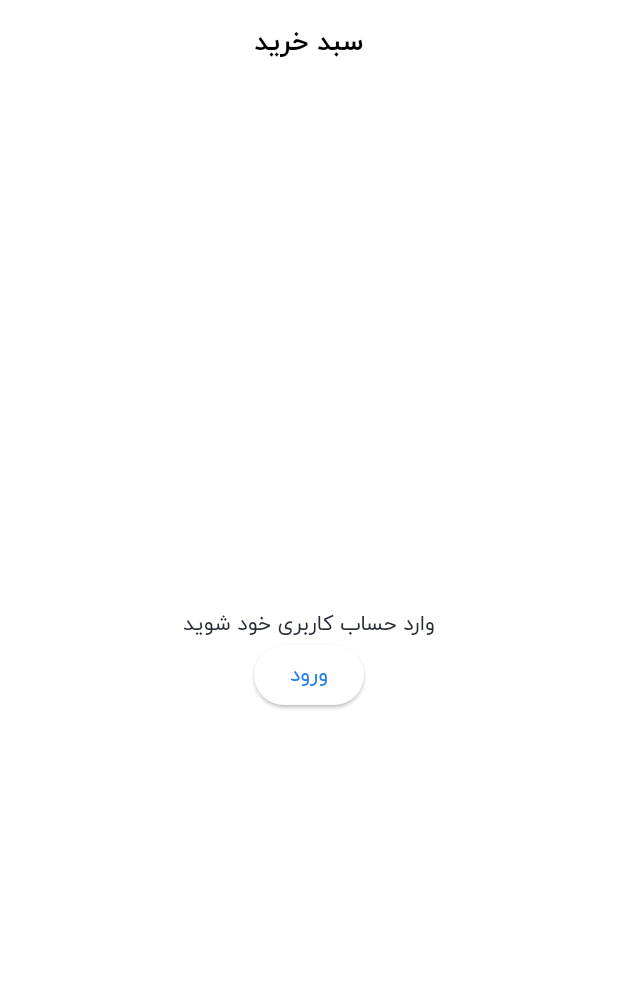
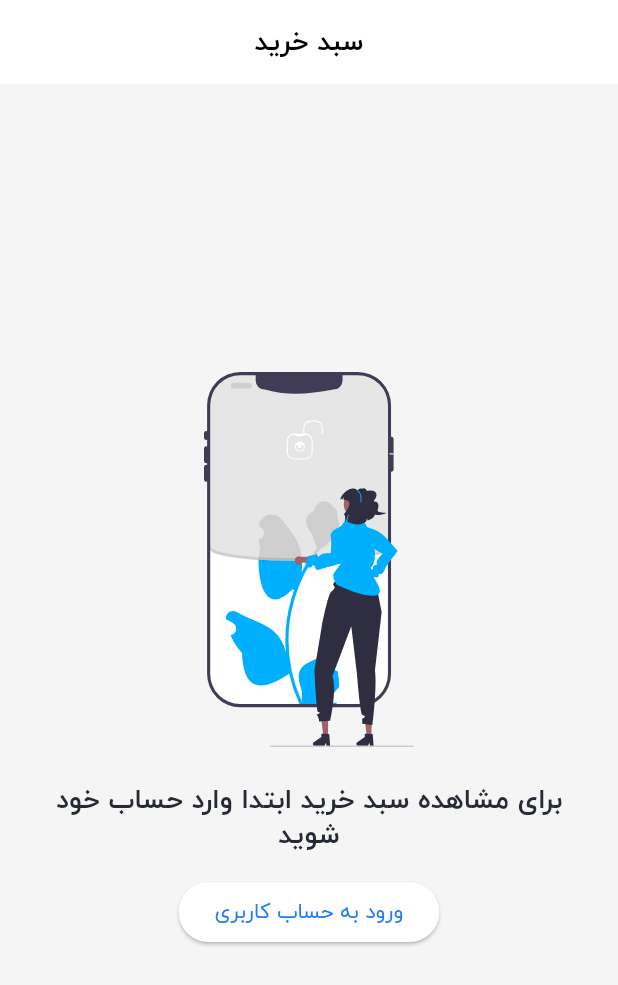
Before and after one commit to alirezaproject/nike_flutter_app, a Flutter app: the CartScreen screen opened directly, on a phone screen of 412 x 824 dp. Shown: the top 985 px of the screen. Run offline on Flutter 3.47's test engine with Material 3 defaults, Android fonts, the phone set to English and light mode, and no system bars; our stand-ins replace bloc, cached_network_image, dio, equatable, flutter_bloc, flutter_svg and 3 more; accounts and stored records are empty; network calls fail.

```diff
--- /dev/null
+++ b/lib/core/widgets/empty_state.dart
@@ -0,0 +1,30 @@
+import 'package:flutter/material.dart';
+
+class EmptyView extends StatelessWidget {
+  final String message;
+  final Widget? callToAction;
+  final Widget image;
+
+  const EmptyView({super.key, required this.message, this.callToAction, required this.image});
+
+  @override
+  Widget build(BuildContext context) {
+    return Center(
+      child: Column(
+        mainAxisAlignment: MainAxisAlignment.center,
+        children: [
+          image,
+          Padding(
+            padding: const EdgeInsets.fromLTRB(32, 24, 32, 16),
+            child: Text(
+              message,
+              style: Theme.of(context).textTheme.titleLarge,
+              textAlign: TextAlign.center,
+            ),
+          ),
+          if (callToAction != null) callToAction!
+        ],
+      ),
+    );
+  }
+}
--- a/lib/core/widgets/root.dart
+++ b/lib/core/widgets/root.dart
@@ -1,6 +1,5 @@
 import 'package:flutter/cupertino.dart';
 import 'package:flutter/material.dart';
-import 'package:flutter/widgets.dart';
 import 'package:nike/features/feature_auth/domain/usecases/signout_user_usecase.dart';
 import 'package:nike/features/feature_cart/presentation/screens/cart_screen.dart';
 import 'package:nike/features/feature_home/presentation/screens/home_screen.dart';
@@ -53,6 +52,8 @@ class _RootScreenState extends State<RootScreen> {
     return PopScope(
       canPop: true,
       onPopInvoked: (didPop) => _onWillPop,
+      child: Directionality(
+        textDirection: TextDirection.rtl,
         child: Scaffold(
           body: IndexedStack(
             index: selectedScreenIndex,
@@ -92,6 +93,7 @@ class _RootScreenState extends State<RootScreen> {
             },
           ),
         ),
+      ),
     );
   }
 
--- a/lib/features/feature_cart/data/models/cart_model/cart_item.dart
+++ b/lib/features/feature_cart/data/models/cart_model/cart_item.dart
@@ -4,7 +4,7 @@ class CartItem {
   final int? cartItemId;
   final ProductModel? product;
   final int? count;
-
+  bool deleteButtonLoading = false;
   CartItem({this.cartItemId, this.product, this.count});
 
   factory CartItem.fromJson(Map<String, dynamic> json) => CartItem(
--- a/lib/features/feature_cart/data/repos/cart_repository.dart
+++ b/lib/features/feature_cart/data/repos/cart_repository.dart
@@ -32,9 +32,9 @@ class CartRepository extends ICartRepository with HttpValidator {
   }
 
   @override
-  Future delete(int cartItemId) {
-    // TODO: implement delete
-    throw UnimplementedError();
+  Future delete(int cartItemId) async {
+    Response response = await _cartApiService.delete(cartItemId);
+    validateResponse(response);
   }
 
   @override
--- /dev/null
+++ b/lib/features/feature_cart/domain/usecases/delete_cart_item_usecase.dart
@@ -0,0 +1,12 @@
+import 'package:nike/core/usecase/use_case.dart';
+import 'package:nike/features/feature_cart/domain/repos/cart_repository.dart';
+
+class DeleteCartItemUseCase extends UseCase<void, int> {
+  final ICartRepository _cartRepository;
+
+  DeleteCartItemUseCase(this._cartRepository);
+  @override
+  Future<void> call(int params) async {
+    await _cartRepository.delete(params);
+  }
+}
--- a/lib/features/feature_cart/presentation/bloc/cart_event.dart
+++ b/lib/features/feature_cart/presentation/bloc/cart_event.dart
@@ -1,10 +1,7 @@
 part of 'cart_bloc.dart';
 
-abstract class CartEvent extends Equatable {
+abstract class CartEvent {
   const CartEvent();
-
-  @override
-  List<Object> get props => [];
 }
 
 class LoadCart extends CartEvent {
@@ -13,6 +10,12 @@ class LoadCart extends CartEvent {
   const LoadCart({required this.authModel});
 }
 
+class ClickDeleteCartEvent extends CartEvent {
+  final int cartItemId;
+
+  const ClickDeleteCartEvent({required this.cartItemId});
+}
+
 class CartAuthInfoChanged extends CartEvent {
   final AuthModel? authModel;
 
--- a/lib/features/feature_cart/presentation/bloc/cart_state.dart
+++ b/lib/features/feature_cart/presentation/bloc/cart_state.dart
@@ -1,10 +1,7 @@
 part of 'cart_bloc.dart';
 
-abstract class CartState extends Equatable {
+abstract class CartState {
   const CartState();
-
-  @override
-  List<Object> get props => [];
 }
 
 class CartLoading extends CartState {}
@@ -13,9 +10,6 @@ class CartSuccess extends CartState {
   final CartEntity cart;
 
   const CartSuccess({required this.cart});
-
-  @override
-  List<Object> get props => [cart];
 }
 
 class CartError extends CartState {
@@ -25,3 +19,5 @@ class CartError extends CartState {
 }
 
 class CartAuthRequired extends CartState {}
+
+class CartEmptyState extends CartState {}
--- a/lib/features/feature_cart/presentation/screens/cart_screen.dart
+++ b/lib/features/feature_cart/presentation/screens/cart_screen.dart
@@ -1,12 +1,13 @@
-import 'package:flutter/cupertino.dart';
 import 'package:flutter/material.dart';
 
 import 'package:flutter_bloc/flutter_bloc.dart';
-import 'package:nike/core/extensions/price_label.dart';
-import 'package:nike/core/widgets/image.dart';
+import 'package:flutter_svg/flutter_svg.dart';
+import 'package:nike/core/utils/constants.dart';
+import 'package:nike/core/widgets/empty_state.dart';
 import 'package:nike/features/feature_auth/data/repository/auth_repository.dart';
 import 'package:nike/features/feature_auth/presentation/screens/auth_screen.dart';
 import 'package:nike/features/feature_cart/presentation/bloc/cart_bloc.dart';
+import 'package:nike/features/feature_cart/presentation/widgets/cart_item.dart';
 import 'package:nike/service_locator.dart';
 
 class CartScreen extends StatefulWidget {
@@ -39,13 +40,14 @@ class _CartScreenState extends State<CartScreen> {
   Widget build(BuildContext context) {
     final theme = Theme.of(context);
     return Scaffold(
+      backgroundColor: Color(0xffF5F5F5),
       appBar: AppBar(
         centerTitle: true,
         title: Text('سبد خرید'),
       ),
       body: BlocProvider(
         create: (context) {
-          final bloc = CartBloc(sl());
+          final bloc = CartBloc(sl(), sl());
           cartBloc = bloc;
           bloc.add(LoadCart(authModel: AuthRepository.authChangeNotifier.value));
 
@@ -66,107 +68,39 @@ class _CartScreenState extends State<CartScreen> {
                 itemCount: state.cart.cartItems!.length,
                 itemBuilder: (BuildContext context, int index) {
                   final cart = state.cart.cartItems![index];
-                  return Container(
-                    margin: EdgeInsets.fromLTRB(8, 4, 8, 4),
-                    decoration: BoxDecoration(
-                      color: theme.colorScheme.surface,
-                      borderRadius: BorderRadius.circular(8),
-                      boxShadow: [
-                        BoxShadow(
-                          color: Colors.black.withOpacity(0.05),
-                          blurRadius: 10,
-                        ),
-                      ],
-                    ),
-                    child: Column(
-                      children: [
-                        Padding(
-                          padding: const EdgeInsets.all(8.0),
-                          child: Row(
-                            children: [
-                              SizedBox(
-                                width: 100,
-                                height: 100,
-                                child: LoadImage(
-                                  image: cart.product!.image!,
-                                  borderRadius: BorderRadius.zero,
-                                ),
-                              ),
-                              Expanded(
-                                child: Padding(
-                                  padding: const EdgeInsets.all(8),
-                                  child: Text(
-                                    cart.product!.title!,
-                                    style: TextStyle(
-                                      fontSize: 16,
-                                    ),
-                                  ),
-                                ),
-                              ),
-                            ],
-                          ),
-                        ),
-                        Padding(
-                          padding: const EdgeInsets.only(right: 8, left: 8),
-                          child: Row(
-                            mainAxisAlignment: MainAxisAlignment.spaceBetween,
-                            children: [
-                              Column(
-                                children: [
-                                  Text('تعداد'),
-                                  Row(
-                                    children: [
-                                      IconButton(onPressed: () {}, icon: Icon(CupertinoIcons.plus_rectangle)),
-                                      Text(cart.count!.toString(), style: theme.textTheme.titleLarge),
-                                      IconButton(onPressed: () {}, icon: Icon(CupertinoIcons.minus_rectangle)),
-                                    ],
-                                  ),
-                                ],
-                              ),
-                              Column(
-                                children: [
-                                  Text(
-                                    cart.product!.previousPrice!.withPriceLabel(),
-                                    style: TextStyle(decoration: TextDecoration.lineThrough),
-                                  ),
-                                  Text(
-                                    cart.product!.price!.withPriceLabel(),
-                                  ),
-                                ],
-                              )
-                            ],
-                          ),
-                        ),
-                        Divider(
-                          height: 1,
-                        ),
-                        TextButton(
-                          onPressed: () {},
-                          child: Text('حذف از سبد خرید'),
-                        ),
-                      ],
-                    ),
+                  return CartItemWidget(
+                    theme: theme,
+                    cart: cart,
+                    onDeleteButtonClick: () {
+                      cartBloc.add(ClickDeleteCartEvent(cartItemId: cart.cartItemId!));
+                    },
                   );
                 },
               );
             } else if (state is CartAuthRequired) {
-              return Expanded(
-                child: Center(
-                  child: Column(
-                    mainAxisAlignment: MainAxisAlignment.center,
-                    children: [
-                      Text('وارد حساب کاربری خود شوید'),
-                      ElevatedButton(
+              return EmptyView(
+                message: 'برای مشاهده سبد خرید ابتدا وارد حساب خود شوید',
+                callToAction: ElevatedButton(
                   onPressed: () {
-                            Navigator.of(context).push(
+                    Navigator.of(context, rootNavigator: true).pushReplacement(
                       MaterialPageRoute(
                         builder: (context) => AuthScreen(),
                       ),
                     );
                   },
-                          child: Text('ورود'))
-                    ],
+                  child: Text('ورود به حساب کاربری'),
                 ),
+                image: SvgPicture.asset(
+                  '${Constants.baseImageLocation}auth_required.svg',
+                  width: 140,
+                ),
+              );
+            } else if (state is CartEmptyState) {
+              return EmptyView(
+                message: 'سبد خرید شما خالی می باشد',
+                image: SvgPicture.asset(
+                  "${Constants.baseImageLocation}empty_cart.svg",
+                  width: 200,
                 ),
               );
             }
@@ -177,6 +111,7 @@ class _CartScreenState extends State<CartScreen> {
     );
   }
 }
+
 
 //    ValueListenableBuilder<AuthModel?>(
       //     valueListenable: AuthRepository.authChangeNotifier,
--- a/lib/main.dart
+++ b/lib/main.dart
@@ -33,10 +33,7 @@ class MyApp extends StatelessWidget {
             debugShowCheckedModeBanner: false,
             theme: AppTheme.lightTheme,
             themeMode: ThemeMode.light,
-            home: Directionality(
-              textDirection: TextDirection.rtl,
-              child: RootScreen(),
-            ),
+            home: RootScreen(),
           );
         });
       },
--- a/lib/service_locator.dart
+++ b/lib/service_locator.dart
@@ -15,6 +15,7 @@ import 'package:nike/features/feature_cart/data/repos/cart_repository.dart';
 import 'package:nike/features/feature_cart/data/source/remote/cart_api_service.dart';
 import 'package:nike/features/feature_cart/domain/repos/cart_repository.dart';
 import 'package:nike/features/feature_cart/domain/usecases/add_to_cart_usecase.dart';
+import 'package:nike/features/feature_cart/domain/usecases/delete_cart_item_usecase.dart';
 import 'package:nike/features/feature_cart/domain/usecases/get_cart_list_usecase.dart';
 import 'package:nike/features/feature_cart/presentation/bloc/cart_bloc.dart';
 import 'package:nike/features/feature_home/presentation/bloc/home_bloc.dart';
@@ -57,11 +58,12 @@ Future<void> initializeDependencies() async {
   sl.registerLazySingleton<LoginUserUseCase>(() => LoginUserUseCase(sl()));
   sl.registerLazySingleton<AddToCartUseCase>(() => AddToCartUseCase(sl()));
   sl.registerLazySingleton<GetCartListUseCase>(() => GetCartListUseCase(sl()));
+  sl.registerLazySingleton<DeleteCartItemUseCase>(() => DeleteCartItemUseCase(sl()));
 
   // bloc
   sl.registerFactory<HomeBloc>(() => HomeBloc(sl(), sl()));
   sl.registerFactory<CommentBloc>(() => CommentBloc(sl()));
   sl.registerFactory<AuthBloc>(() => AuthBloc(true, sl(), sl()));
   sl.registerFactory<ProductBloc>(() => ProductBloc(sl()));
-  sl.registerFactory<CartBloc>(() => CartBloc(sl()));
+  sl.registerFactory<CartBloc>(() => CartBloc(sl(), sl()));
 }
--- a/pubspec.yaml
+++ b/pubspec.yaml
@@ -44,6 +44,7 @@ dependencies:
   equatable: ^2.0.5
   smooth_page_indicator: ^1.1.0
   shared_preferences: ^2.2.2
+  flutter_svg: ^2.0.10+1
 
 dev_dependencies:
   flutter_test:
```
Also changed, not shown: lib/features/feature_auth/presentation/screens/auth_screen.dart (+7 -1 lines), lib/features/feature_cart/data/source/remote/cart_api_service.dart (+6 -1 lines), lib/features/feature_cart/presentation/bloc/cart_bloc.dart (+35 -3 lines), lib/features/feature_cart/presentation/widgets/cart_item.dart (added, +110 -0 lines), lib/features/feature_home/presentation/bloc/home_bloc.dart (+3 -7 lines), assets/images/auth_required.svg (added), assets/images/empty_cart.svg (added), assets/images/no_data.svg (added), pubspec.lock. Lines whose indentation alone changed are shown as unchanged.
